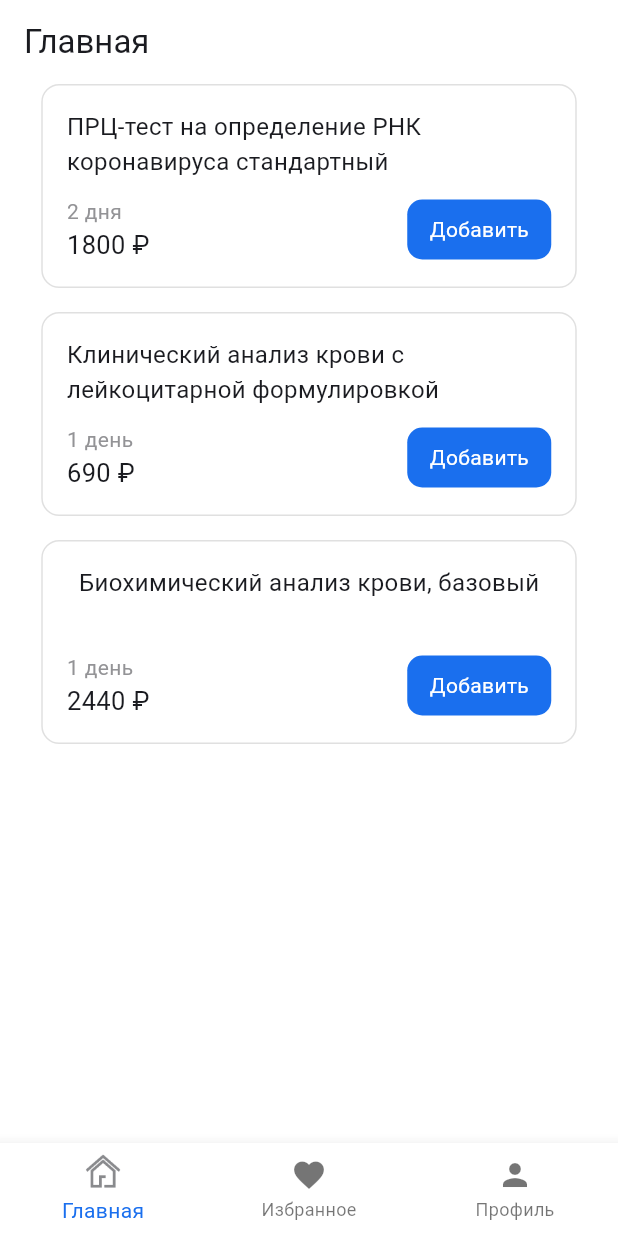
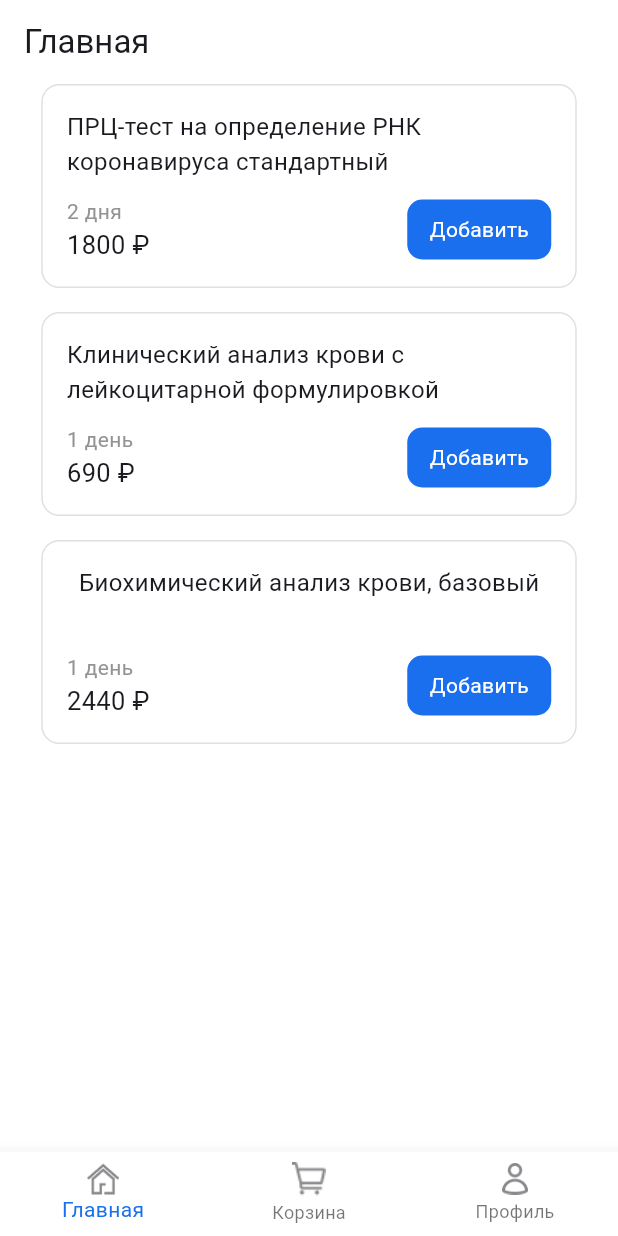
Before and after one commit to Voldezhur/FlutterTestingGrounds, a Flutter app: the screen it shows after launch, on a phone screen of 412 x 824 dp. Run offline on Flutter 3.47's test engine with Material 3 defaults, Android fonts, the phone set to English and light mode, and no system bars.

Commit message:
Replaced old icons and changed the card item card . Replaced old icons on the action bar with new ones . Edited the card item card and added some functionality

```diff
--- a/medical_app/lib/pages/cart_page.dart
+++ b/medical_app/lib/pages/cart_page.dart
@@ -44,8 +44,7 @@ class _CartPageState extends State<CartPage> {
                   textAlign: TextAlign.center,
                 ),
               )
-            : Expanded(
-                child: Stack(
+            : Stack(
                 children: [
                   ListView.builder(
                     itemCount: cart.length,
@@ -77,7 +76,6 @@ class _CartPageState extends State<CartPage> {
                     ),
                   ),
                 ],
-                ),
               ));
   }
 }
--- a/medical_app/lib/pages/main_page.dart
+++ b/medical_app/lib/pages/main_page.dart
@@ -37,16 +37,22 @@ class _MainPageState extends State<MainPage> {
           BottomNavigationBarItem(
             icon: Image.asset(
               'assets/icons/home.png',
-              height: 28,
+              height: 21.37,
             ),
             label: 'Главная',
           ),
-          const BottomNavigationBarItem(
-            icon: Icon(Icons.favorite),
-            label: 'Избранное',
+          BottomNavigationBarItem(
+            icon: Image.asset(
+              'assets/icons/cart.png',
+              height: 22.25,
+            ),
+            label: 'Корзина',
           ),
-          const BottomNavigationBarItem(
-            icon: Icon(Icons.person),
+          BottomNavigationBarItem(
+            icon: Image.asset(
+              'assets/icons/user.png',
+              height: 21,
+            ),
             label: 'Профиль',
           ),
         ],
```
Also changed, not shown: medical_app/lib/components/cart_card.dart (+88 -21 lines), medical_app/assets/icons/cart.png (added), medical_app/assets/icons/delete.png (added), medical_app/assets/icons/home.png, medical_app/assets/icons/user.png (added). Lines whose indentation alone changed are shown as unchanged.
